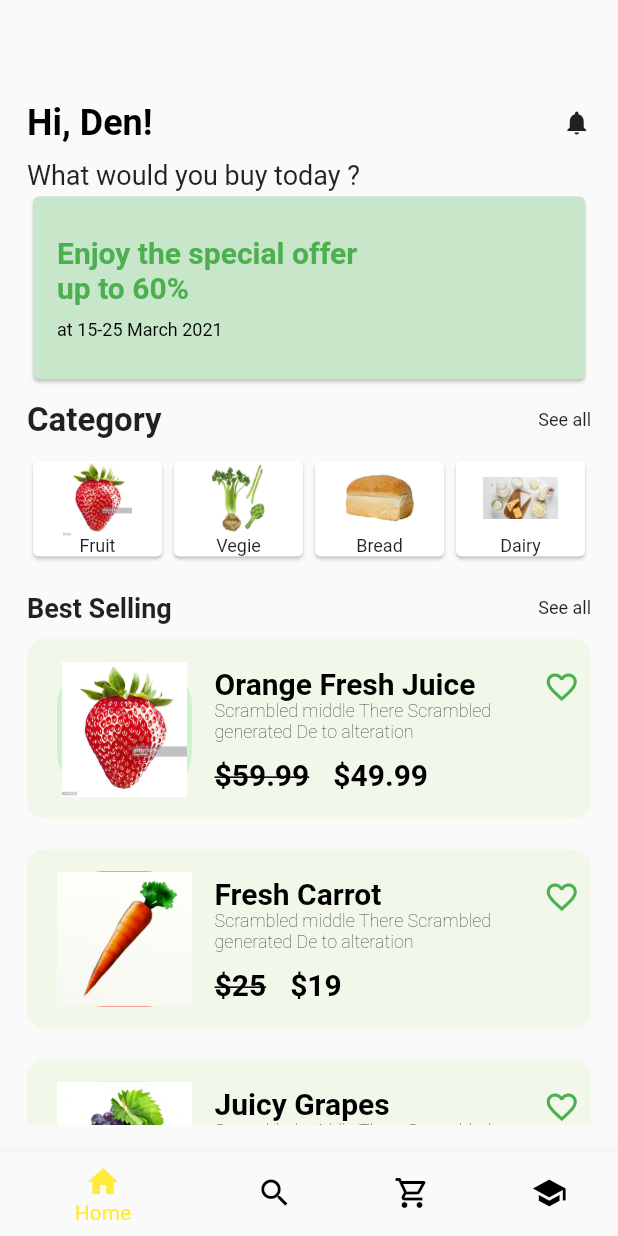
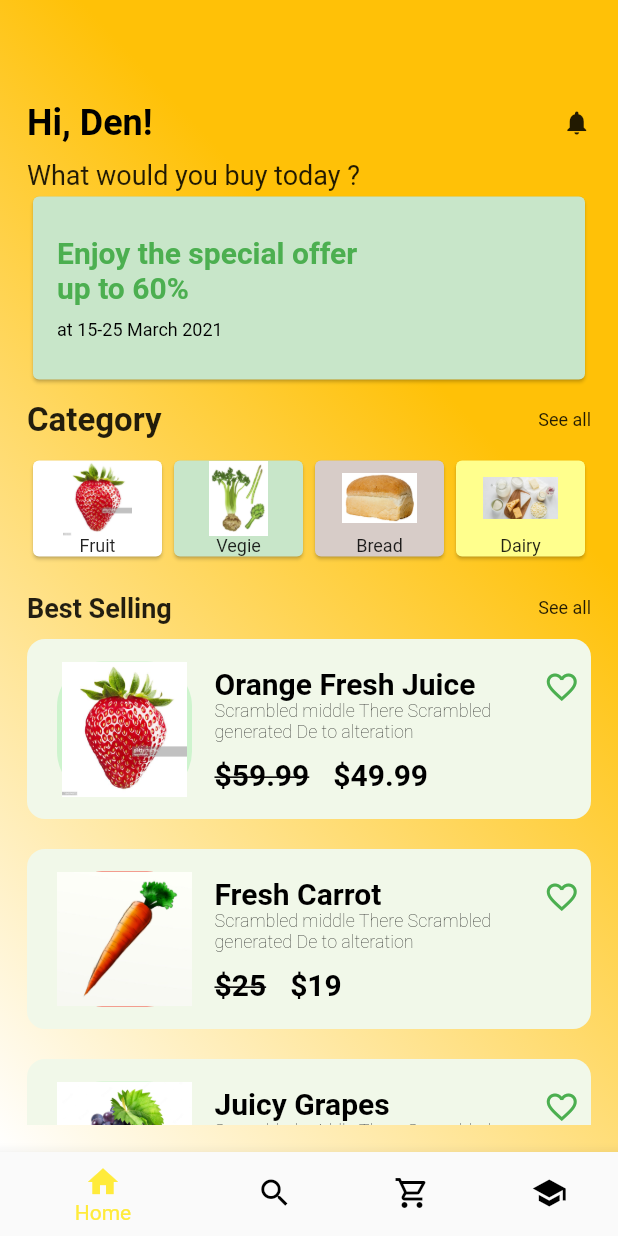
Before and after one commit to zeeshi045/Flutter-Projects, a Flutter app: the screen it shows after launch, on a phone screen of 412 x 824 dp. Run offline on Flutter 3.47's test engine with Material 2 defaults, Android fonts, the phone set to English and light mode, and no system bars; drawn by our look-alikes of auto_size_text.

Commit message:
done grading color
first interface is done

```diff
--- a/userinterfacefirst/lib/main.dart
+++ b/userinterfacefirst/lib/main.dart
@@ -29,7 +29,18 @@ class _HomeState extends State<Home> {
   @override
   Widget build(BuildContext context) {
     return Scaffold(
-      body: Padding(
+      body: Container(
+        decoration: BoxDecoration(
+            gradient: LinearGradient(
+              begin: Alignment.centerRight,
+              end: Alignment.bottomLeft,
+              colors: [
+                Colors.amber,
+                Colors.white,
+              ],
+            )
+        ),
+        child: Padding(
           padding: const EdgeInsets.all(18.0),
           child: SingleChildScrollView(
             child: Column(
@@ -128,6 +139,8 @@ class _HomeState extends State<Home> {
                   children: [
                     Expanded(
                       child: Card(
+
+
                         child: Column(
                           children: [
                             Image.asset(
@@ -147,6 +160,7 @@ class _HomeState extends State<Home> {
                     ),
                     Expanded(
                       child: Card(
+                        color: Colors.green[100],
                         child: Column(
                           children: [
                             Image.asset(
@@ -166,6 +180,7 @@ class _HomeState extends State<Home> {
                     ),
                     Expanded(
                       child: Card(
+                        color: Colors.brown[100],
                         child: Column(
                           children: [
                             Image.asset(
@@ -185,6 +200,7 @@ class _HomeState extends State<Home> {
                     ),
                     Expanded(
                       child: Card(
+                        color: Colors.yellowAccent[100],
                         child: Column(
                           children: [
                             Image.asset(
@@ -482,6 +498,7 @@ class _HomeState extends State<Home> {
             ),
           ),
         ),
+      ),
     );
   }
 }
```
Lines whose indentation alone changed are shown as unchanged.
